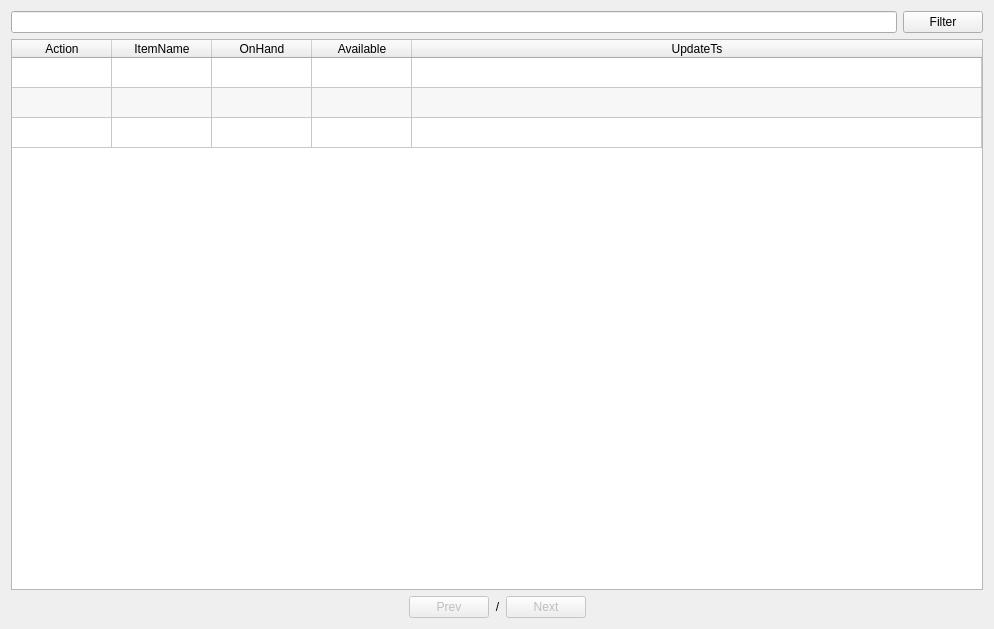
The window that app/views/templates/ManageStock.ui (rondalefloyd/mts-pos) describes before a commit, drawn with Qt 5.
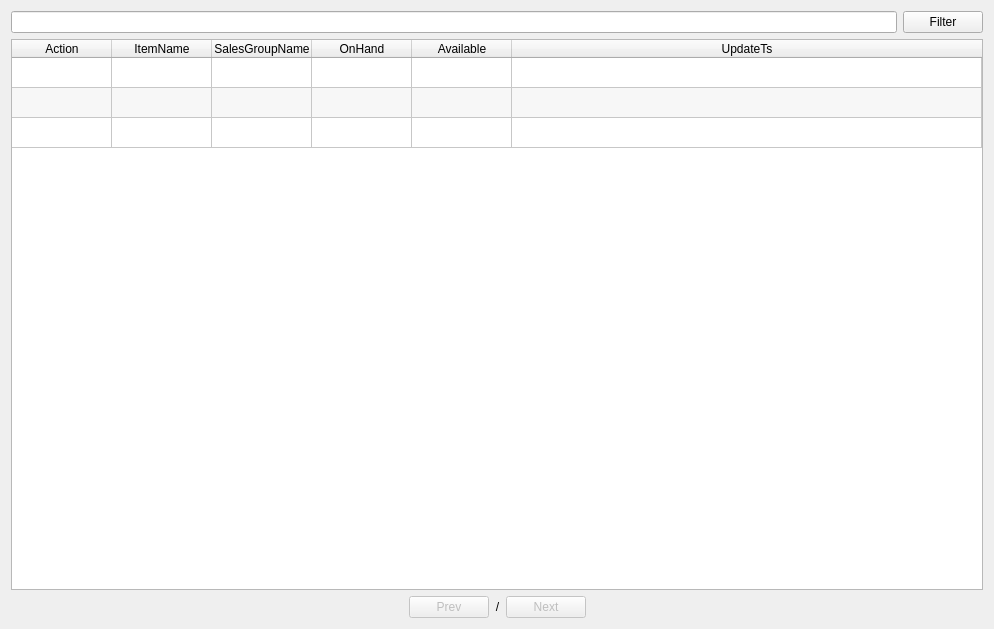
The same window after the commit.

```diff
--- a/app/views/templates/ManageStock.ui
+++ b/app/views/templates/ManageStock.ui
@@ -81,6 +81,11 @@
          <string>ItemName</string>
         </property>
        </column>
+       <column>
+        <property name="text">
+         <string>SalesGroupName</string>
+        </property>
+       </column>
        <column>
         <property name="text">
          <string>OnHand</string>
```
